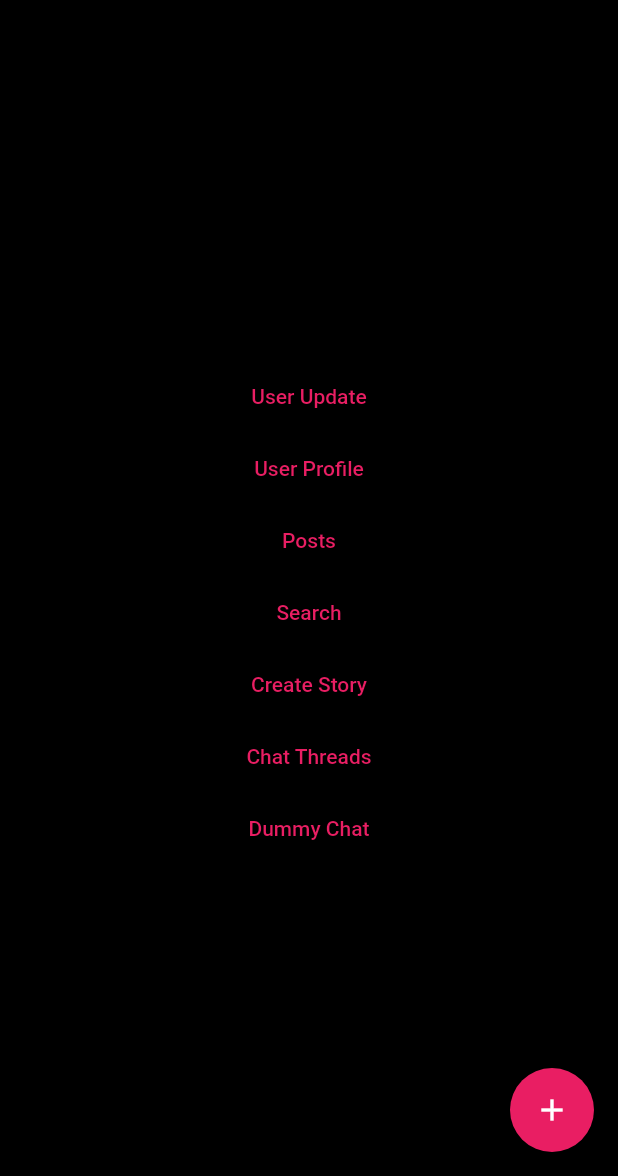
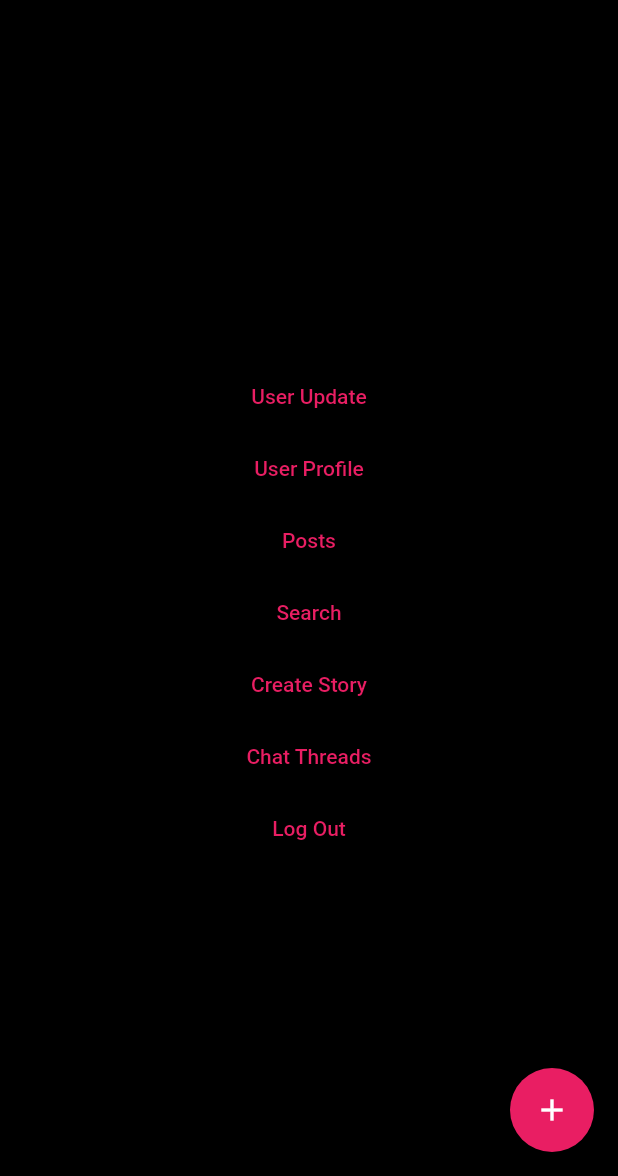
Before and after one commit to YASM-Media/yasm_mobile, a Flutter app: the Home screen opened by its route, on a phone screen of 412 x 824 dp, the part 60-1236 px from its top. Run offline on Flutter 3.47's test engine with Material 2 defaults, Android fonts, the phone set to English and light mode, and no system bars; our stand-ins replace cached_network_image, cloud_firestore, firebase_auth, firebase_core, firebase_messaging, firebase_storage and 7 more; missing offline and left inert: skeleton_loader; accounts and stored records are empty.

Commit message:
Update home.page.dart

```diff
--- a/lib/pages/home.page.dart
+++ b/lib/pages/home.page.dart
@@ -2,24 +2,20 @@ import 'package:firebase_messaging/firebase_messaging.dart';
 import 'package:flutter/material.dart';
 import 'package:flutter_offline/flutter_offline.dart';
 import 'package:provider/provider.dart';
-import 'package:yasm_mobile/arguments/story.argument.dart';
 import 'package:yasm_mobile/constants/logger.constant.dart';
 import 'package:yasm_mobile/dto/chat/create_thread/create_thread.dto.dart';
 import 'package:yasm_mobile/firebase_notifications_handler.dart';
-import 'package:yasm_mobile/models/user/user.model.dart';
 import 'package:yasm_mobile/pages/auth/auth.page.dart';
 import 'package:yasm_mobile/pages/chat/threads.page.dart';
 import 'package:yasm_mobile/pages/posts/posts.page.dart';
 import 'package:yasm_mobile/pages/posts/select_images.page.dart';
 import 'package:yasm_mobile/pages/search/search.page.dart';
 import 'package:yasm_mobile/pages/stories/create_story.page.dart';
-import 'package:yasm_mobile/pages/stories/story.page.dart';
 import 'package:yasm_mobile/pages/user/user_profile.page.dart';
 import 'package:yasm_mobile/pages/user/user_update.page.dart';
 import 'package:yasm_mobile/providers/auth/auth.provider.dart';
 import 'package:yasm_mobile/services/auth.service.dart';
 import 'package:yasm_mobile/services/chat.service.dart';
-import 'package:yasm_mobile/services/stories.service.dart';
 import 'package:yasm_mobile/services/tokens.service.dart';
 import 'package:yasm_mobile/utils/check_connectivity.util.dart';
 
@@ -33,9 +29,9 @@ class Home extends StatefulWidget {
 }
 
 class _HomeState extends State<Home> {
-  final AuthService _authService = AuthService();
   late final ChatService _chatService;
   late final TokensService _tokensService;
+  late final AuthService _authService;
 
   @override
   void initState() {
@@ -43,6 +39,7 @@ class _HomeState extends State<Home> {
 
     this._chatService = Provider.of<ChatService>(context, listen: false);
     this._tokensService = Provider.of<TokensService>(context, listen: false);
+    this._authService = Provider.of<AuthService>(context, listen: false);
 
     checkConnectivity().then((value) {
       if (value) {
@@ -128,16 +125,9 @@ class _HomeState extends State<Home> {
                   ),
                   TextButton(
                     onPressed: () async {
-                      await this._chatService.createChatThread(
-                            new CreateThreadDto(
-                              participants: [
-                                '2e0533fa-2166-4832-93fc-a6f2ae24a3c2',
-                                '87cea7a7-ffb2-43cb-b965-afc8e7c749b7',
-                              ],
-                            ),
-                          );
+                      await this._authService.logout();
                     },
-                    child: Text('Dummy Chat'),
+                    child: Text('Log Out'),
                   ),
                 ],
               ),
```
